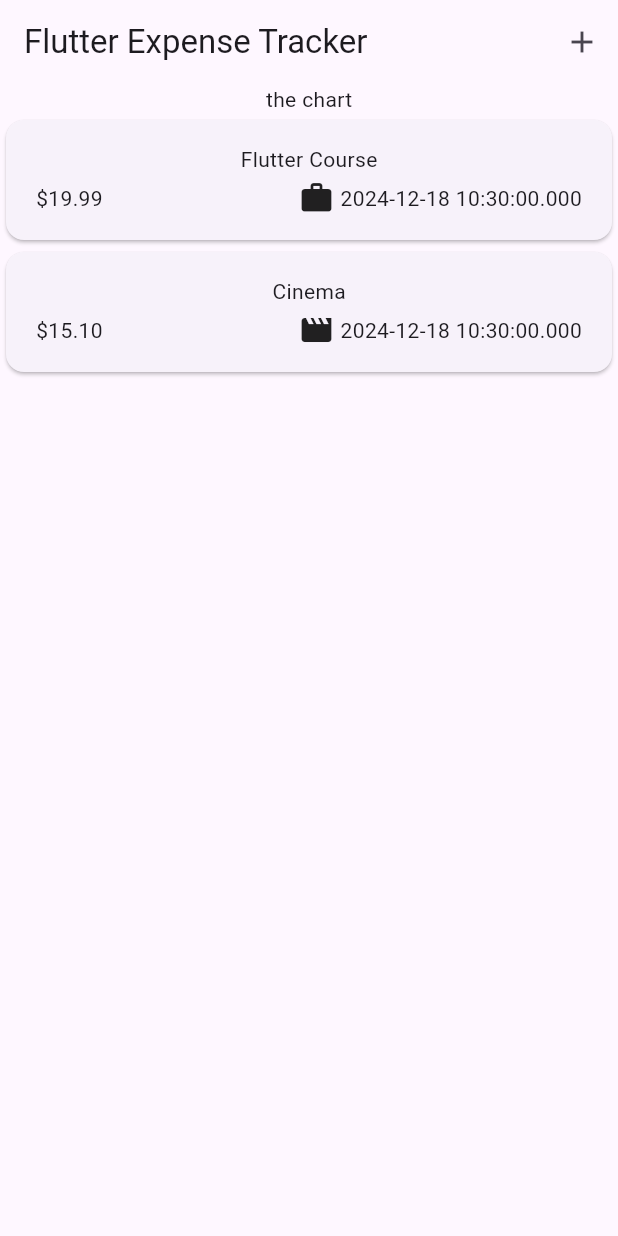
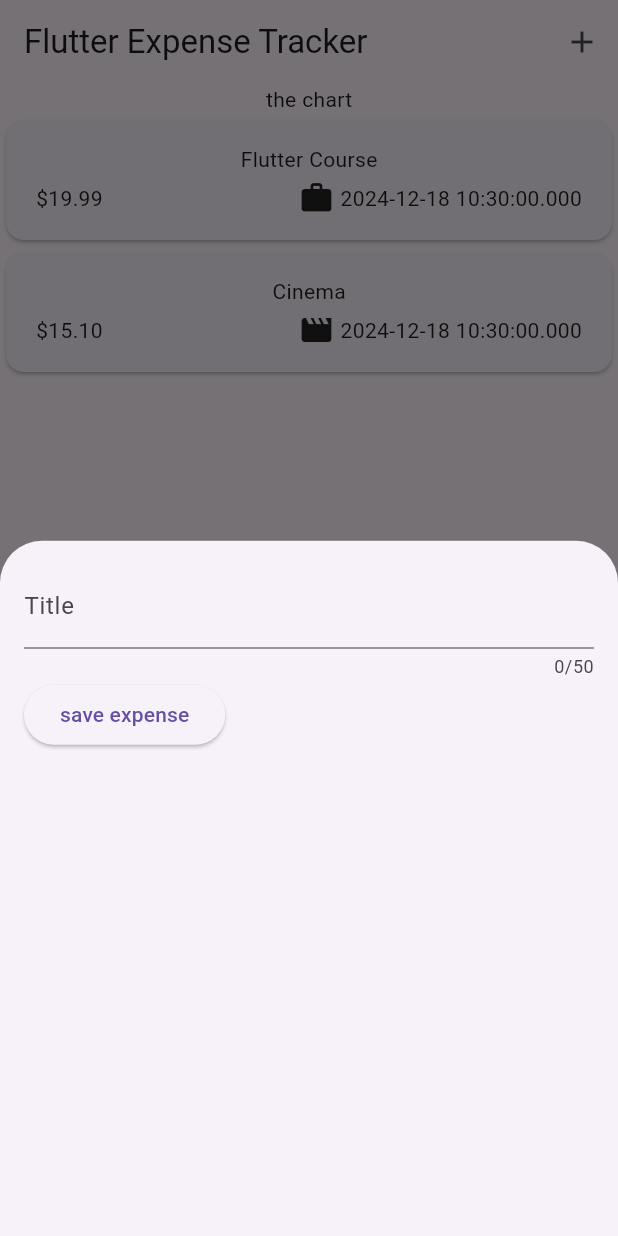
Before and after one commit to Ali-Rhayem/Expense_Tracker, a Flutter app: the screen it shows after launch, after a tap on the "add" icon, on a phone screen of 412 x 824 dp. Run offline on Flutter 3.47's test engine with Material 3 defaults, Android fonts, the phone set to English and light mode, and no system bars.

Commit message:
Implement title input handling in NewExpense widget and connect to add expense action

```diff
--- a/lib/widgets/expenses.dart
+++ b/lib/widgets/expenses.dart
@@ -42,7 +42,7 @@ class _ExpensesState extends State<Expenses> {
         title: const Text("Flutter Expense Tracker"),
         actions: [
           IconButton(
-            onPressed: () {},
+            onPressed: _openAddExpenseOverlay,
             icon: const Icon(Icons.add),
           ),
         ],
--- a/lib/widgets/new_expense.dart
+++ b/lib/widgets/new_expense.dart
@@ -9,18 +9,33 @@ class NewExpense extends StatefulWidget {
 }
 
 class _NewExpenseState extends State<NewExpense> {
+  var _enteredTitle = "";
+  void _saveTitleInput(String inputValue) {
+    _enteredTitle = inputValue;
+  }
+
   @override
   Widget build(BuildContext context) {
-    return const Padding(
-      padding: EdgeInsets.all(16),
+    return Padding(
+      padding: const EdgeInsets.all(16),
       child: Column(
         children: [
           TextField(
+            onChanged: _saveTitleInput,
             maxLength: 50,
-            decoration: InputDecoration(
+            decoration: const InputDecoration(
               label: Text("Title"),
             ),
           ),
+          Row(
+            children: [
+              ElevatedButton(
+                  onPressed: () {
+                    print(_enteredTitle);
+                  },
+                  child: const Text("save expense")),
+            ],
+          )
         ],
       ),
     );
```
